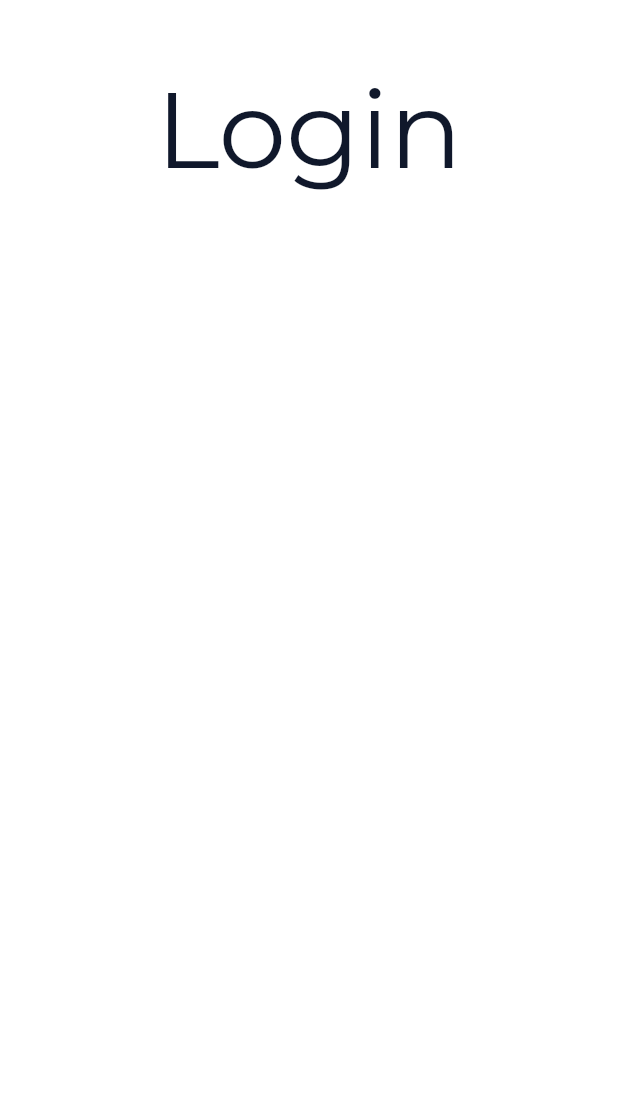
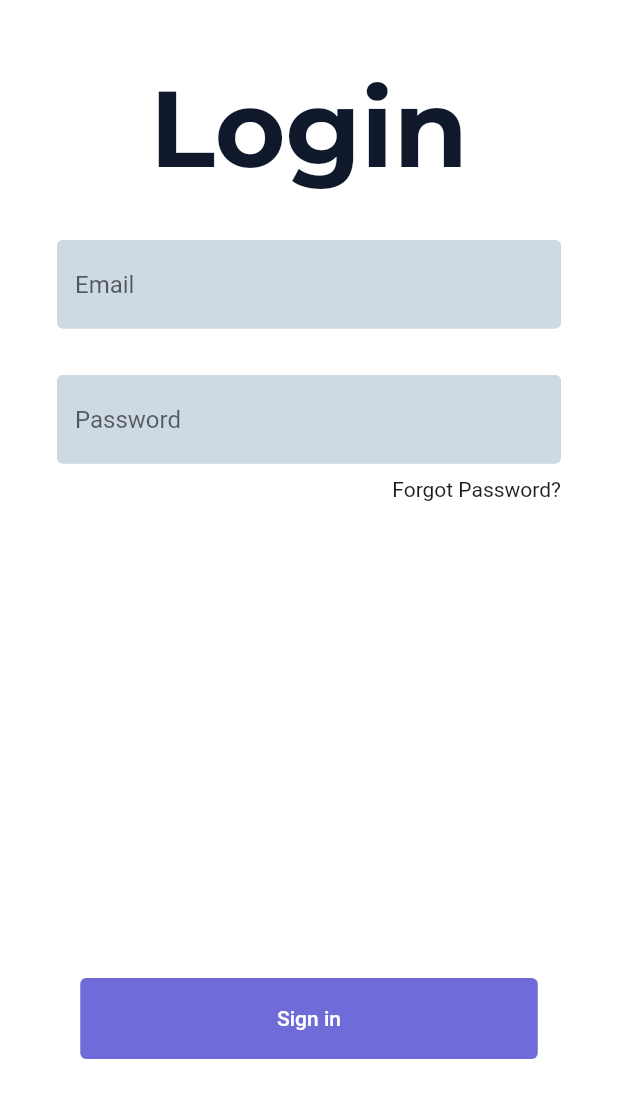
Before and after one commit to redbiiddsun/cpe_application, a Flutter app: the screen it shows after launch, on a phone screen of 412 x 824 dp. Shown: the top 1098 px of the screen. Run offline on Flutter 3.47's test engine with Material 2 defaults, Android fonts, the light colour scheme and no system bars; project files that could hold a hidden picture were left out.

Commit message:
Login screen

```diff
--- a/lib/screens/login/login.dart
+++ b/lib/screens/login/login.dart
@@ -5,24 +5,129 @@ class Login extends StatelessWidget {
 
   @override
   Widget build(BuildContext context) {
-    return SafeArea(
-      child: Scaffold(
-        backgroundColor: Color(0xFFFFFFFF),
-        body: Padding(
-          padding: const EdgeInsets.only(top: 42),
-          child: Row(
-            mainAxisAlignment: MainAxisAlignment.center,
-            //crossAxisAlignment: CrossAxisAlignment.end,
-            children: const [
-              Text(
+    return Scaffold(
+      backgroundColor: const Color(0xFFFFFFFF),
+      body: GestureDetector(
+        onTap: () {
+          FocusManager.instance.primaryFocus?.unfocus();
+        },
+        child: SafeArea(
+          child: SingleChildScrollView(
+            child: Padding(
+              padding: const EdgeInsets.only(
+                  top: 41, bottom: 41, left: 38, right: 38),
+              child: Column(
+                mainAxisAlignment: MainAxisAlignment.start,
+                children: [
+                  const Text(
                     "Login",
                     style: TextStyle(
                       fontFamily: 'Montserrat',
+                      fontWeight: FontWeight.w700,
                       fontSize: 72,
                       color: Color(0xFF10182B),
                     ),
                   ),
+                  Padding(
+                    padding: const EdgeInsets.only(top: 31),
+                    child: TextFormField(
+                      validator: (value) {
+                        if (value!.isEmpty) {
+                          return 'Please fill your email';
+                        } else {}
+                      },
+                      decoration: InputDecoration(
+                          hintText: "Email",
+                          labelStyle: const TextStyle(
+                            fontFamily: 'Montserrat',
+                            fontWeight: FontWeight.w500,
+                            fontSize: 13,
+                            color: Color(0xFF10182B),
+                          ),
+                          filled: true,
+                          fillColor: const Color(0xFFCDD9E3),
+                          focusedBorder: OutlineInputBorder(
+                            borderRadius: BorderRadius.circular(4),
+                            borderSide: const BorderSide(
+                              color: Color(0xFFCDD9E3),
+                            ),
+                          ),
+                          enabledBorder: OutlineInputBorder(
+                            borderRadius: BorderRadius.circular(4),
+                            borderSide: const BorderSide(
+                              color: Color(0xFFCDD9E3),
+                            ),
+                          )),
+                    ),
+                  ),
+                  Padding(
+                    padding: const EdgeInsets.only(top: 31),
+                    child: TextFormField(
+                      validator: (value) {
+                        if (value!.isEmpty) {
+                          return 'Please fill your email';
+                        } else {}
+                      },
+                      decoration: InputDecoration(
+                          hintText: "Password",
+                          labelStyle: const TextStyle(
+                            fontFamily: 'Montserrat',
+                            fontWeight: FontWeight.w500,
+                            fontSize: 13,
+                            color: Color(0xFF10182B),
+                          ),
+                          filled: true,
+                          fillColor: const Color(0xFFCDD9E3),
+                          focusedBorder: OutlineInputBorder(
+                            borderRadius: BorderRadius.circular(4),
+                            borderSide: const BorderSide(
+                              color: Color(0xFFCDD9E3),
+                            ),
+                          ),
+                          enabledBorder: OutlineInputBorder(
+                            borderRadius: BorderRadius.circular(4),
+                            borderSide: const BorderSide(
+                              color: Color(0xFFCDD9E3),
+                            ),
+                          )),
+                    ),
+                  ),
+                  Row(
+                    mainAxisAlignment: MainAxisAlignment.end,
+                    children: const [
+                      Padding(
+                        padding: EdgeInsets.only(top: 9),
+                        child: Text(
+                          "Forgot Password?",
+                          style: TextStyle(color: Color(0xFF191D21)),
+                        ),
+                      )
                     ],
+                  ),
+                  const SizedBox(
+                    height: 318,
+                  ),
+                  Container(
+                    constraints: const BoxConstraints(maxWidth: 350),
+                    width: 305,
+                    height: 54,
+                    child: TextButton(
+                      onPressed: () {},
+                      child: const Text(
+                        "Sign in",
+                        style: TextStyle(color: Colors.white),
+                      ),
+                      style: ButtonStyle(
+                        overlayColor:
+                            MaterialStateProperty.all(const Color(0xFFCDD9E3)),
+                        backgroundColor:
+                            MaterialStateProperty.all(const Color(0xFF6F6CD9)),
+                      ),
+                    ),
+                  )
+                ],
+              ),
+            ),
           ),
         ),
       ),
```
Lines whose indentation alone changed are shown as unchanged.
